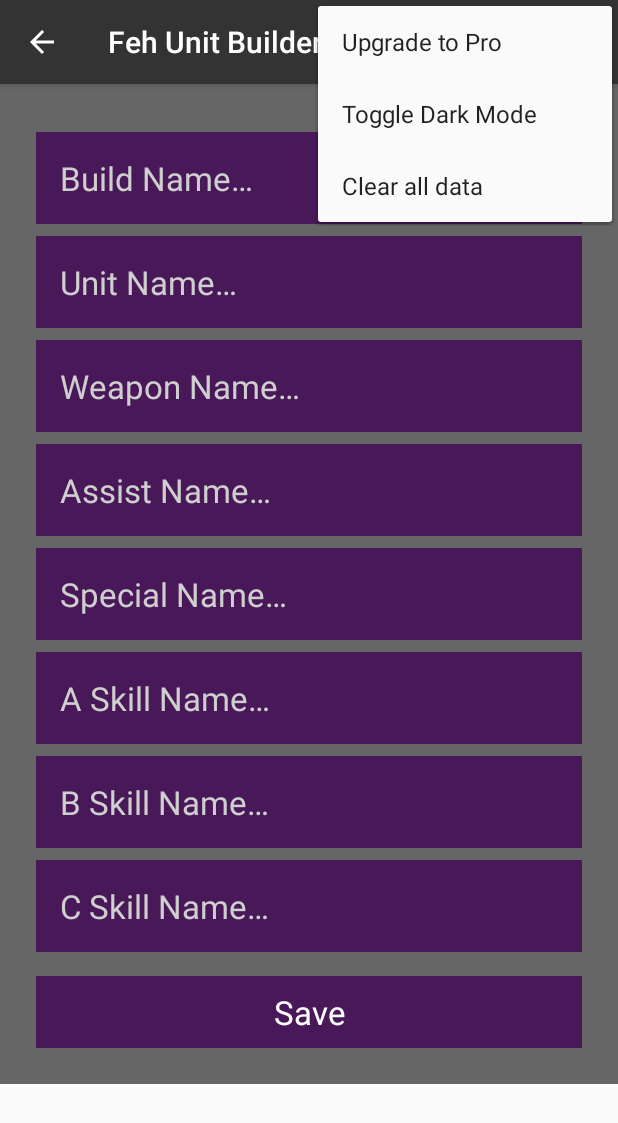
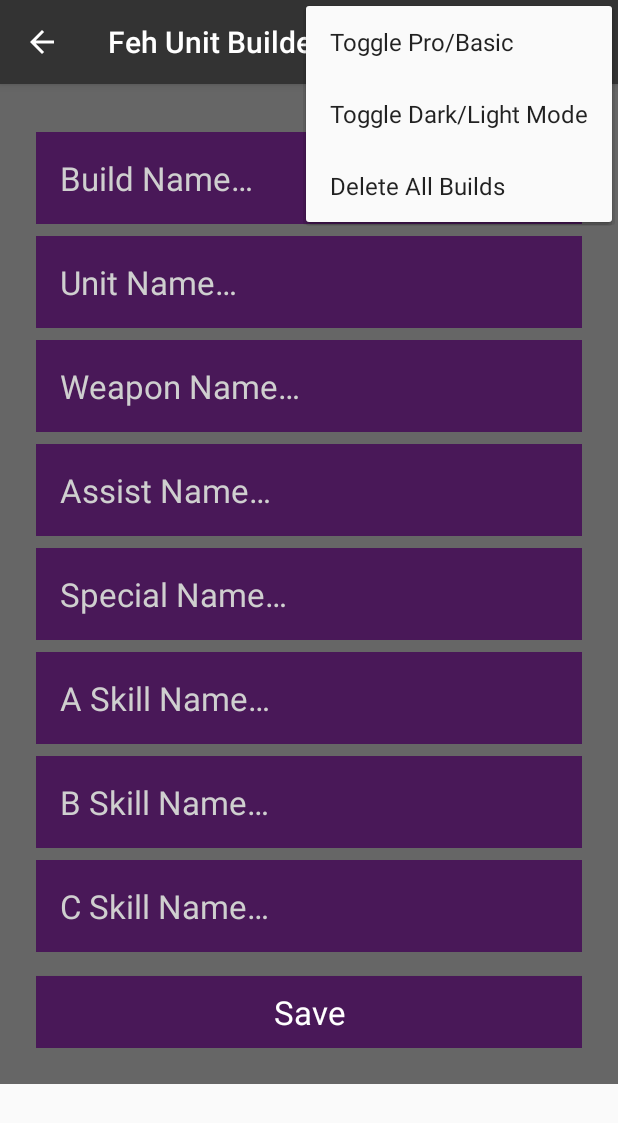
Before and after one commit to tehvedo/fehunitbuilder, an Android app: the EditBuildActivity screen opened directly, with no data from a screen before it, with the options menu open, on a phone screen of 412 x 824 dp. Shown: the top 1123 px of the screen. Run offline under Robolectric (Android 15) with nearby library versions, the phone set to English and light mode, and no system bars.

```diff
--- a/FehUnitBuilder/app/src/main/java/com/android/example/fehunitbuilder/DataBaseHelper.java
+++ b/FehUnitBuilder/app/src/main/java/com/android/example/fehunitbuilder/DataBaseHelper.java
@@ -42,7 +42,7 @@
     //Occurs only when database is first created. Creates the table.
     @Override
     public void onCreate(SQLiteDatabase db) {
-        String createTableStatement = "CREATE TABLE " + BUILD_TABLE + " (" + COLUMN_ID + " INTEGER PRIMARY KEY AUTOINCREMENT, " +
+        String createTableStatement = "CREATE TABLE " + BUILD_TABLE + " (" + COLUMN_ID + " INTEGER PRIMARY KEY, " +
                 COLUMN_BUILD_NAME + " TEXT, " + COLUMN_BUILD_UNIT + " TEXT, " + COLUMN_BUILD_WEAPON + " TEXT, " + COLUMN_BUILD_ASSIST + " TEXT, " +
                 COLUMN_BUILD_SPECIAL + " TEXT, " + COLUMN_BUILD_A_SKILL + " TEXT, " + COLUMN_BUILD_B_SKILL + " TEXT, " + COLUMN_BUILD_C_SKILL + " TEXT)";
 
--- a/FehUnitBuilder/app/src/main/java/com/android/example/fehunitbuilder/MainActivity.java
+++ b/FehUnitBuilder/app/src/main/java/com/android/example/fehunitbuilder/MainActivity.java
@@ -131,7 +131,7 @@
         //noinspection SimplifiableIfStatement
         if (id == R.id.clear_data) {
             // Add a toast just for confirmation
-            Toast.makeText(this, R.string.clear_data_toast_text, Toast.LENGTH_LONG).show();
+            Toast.makeText(this, "Deleting all builds", Toast.LENGTH_LONG).show();
 
             // Delete the existing data.
             dataBaseHelper.deleteAllBuilds();
--- a/FehUnitBuilder/app/src/main/java/com/android/example/fehunitbuilder/ViewBuildActivity.java
+++ b/FehUnitBuilder/app/src/main/java/com/android/example/fehunitbuilder/ViewBuildActivity.java
@@ -147,7 +147,7 @@
         //noinspection SimplifiableIfStatement
         if (id == R.id.clear_data) {
             // Add a toast just for confirmation
-            Toast.makeText(this, R.string.clear_data_toast_text, Toast.LENGTH_LONG).show();
+            Toast.makeText(this, "Deleting all builds", Toast.LENGTH_LONG).show();
 
             // Delete the existing data.
             DataBaseHelper dataBaseHelper = new DataBaseHelper(ViewBuildActivity.this);
--- a/FehUnitBuilder/app/src/main/res/menu/menu_main.xml
+++ b/FehUnitBuilder/app/src/main/res/menu/menu_main.xml
@@ -5,16 +5,16 @@
     <item
         android:id="@+id/clear_data"
         android:orderInCategory="100"
-        android:title="@string/clear_all_data"
+        android:title="Delete All Builds"
         app:showAsAction="never" />
     <item
         android:id="@+id/dark_mode_toggle"
         android:orderInCategory="99"
-        android:title="Toggle Dark Mode"
+        android:title="Toggle Dark/Light Mode"
         app:showAsAction="never" />
     <item
         android:id="@+id/pro_upgrade"
         android:orderInCategory="98"
-        android:title="Upgrade to Pro"
+        android:title="Toggle Pro/Basic"
         app:showAsAction="never" />
 </menu>
```
Also changed, not shown: FehUnitBuilder/app/src/main/java/com/android/example/fehunitbuilder/EditBuildActivity.java (+9 -7 lines), FehUnitBuilder/app/src/main/java/com/android/example/fehunitbuilder/NewBuildActivity.java (+9 -7 lines), 1 other file.
